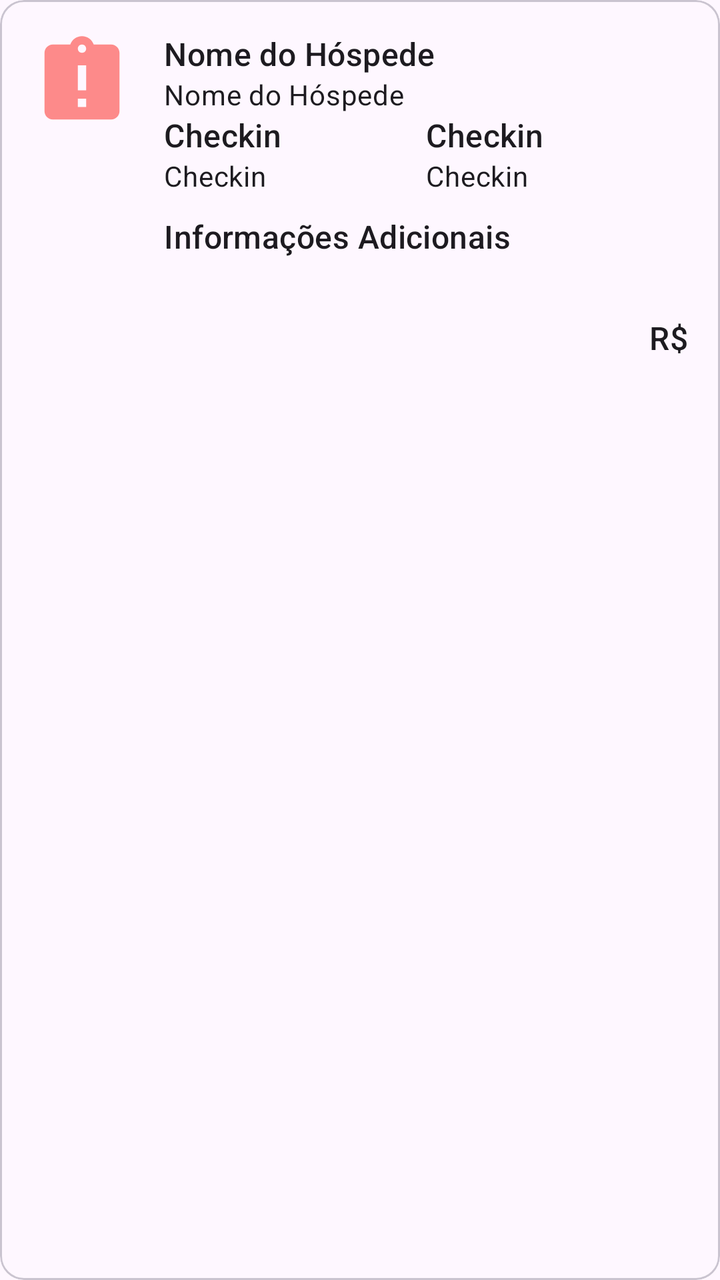
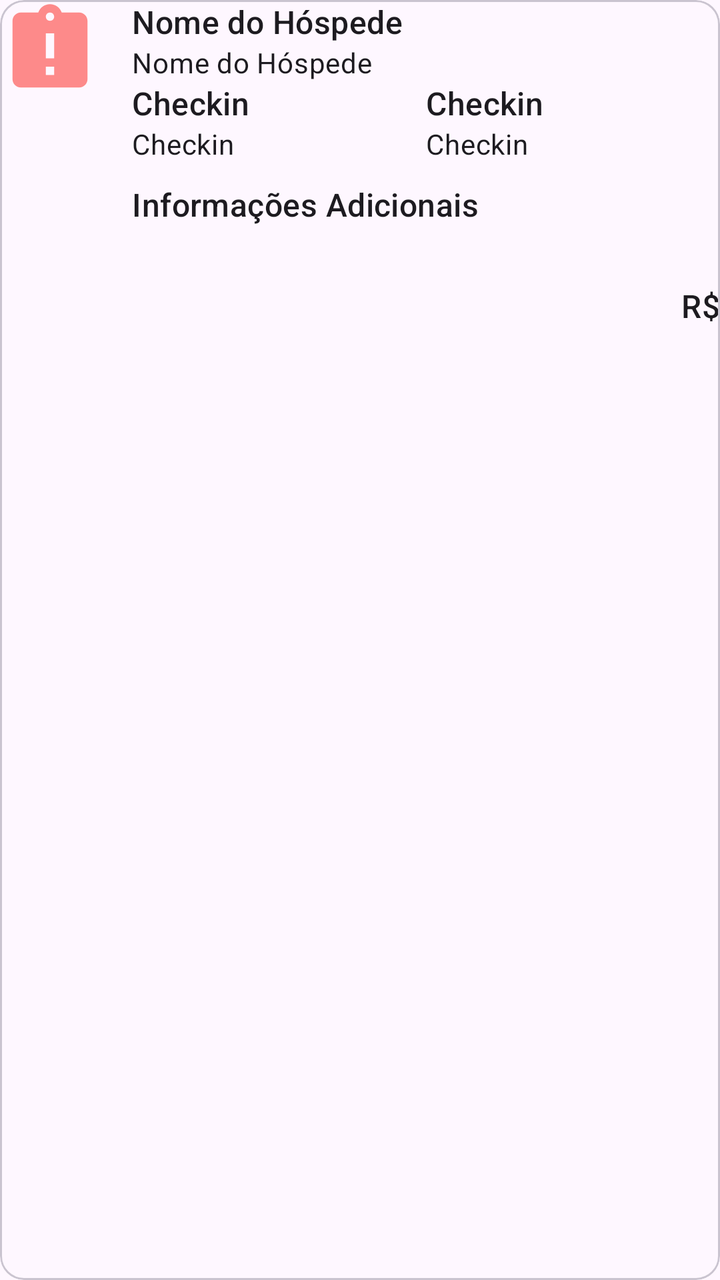

Compare the two renders of this Android layout. The source of the first and the diff that turns it into the second are given below.
<!-- AndroidManifest.xml: application theme Theme.Trybnb -->
<!-- res/layout/list_item_reservation.xml -->
<?xml version="1.0" encoding="utf-8"?>
<com.google.android.material.card.MaterialCardView
    xmlns:android="http://schemas.android.com/apk/res/android"
    xmlns:app="http://schemas.android.com/apk/res-auto"
    android:id="@+id/card_view_item_reservation"
    android:layout_height="match_parent"
    android:layout_width="wrap_content"
    android:clickable="false"
    android:layout_margin="16dp"
    android:orientation="vertical">
    <LinearLayout
        android:layout_width="match_parent"
        android:layout_height="match_parent"
        android:clickable="false"
        android:padding="16dp"
        android:orientation="horizontal"
        >

        <ImageView
            android:id="@+id/depositpaid_item_reservation"
            android:layout_width="50dp"
            android:layout_height="50dp"
            android:layout_marginEnd="16dp"
            app:srcCompat="@drawable/ic_depositpaid_false" />

        <LinearLayout
            android:layout_width="match_parent"
            android:layout_height="wrap_content"
            android:orientation="vertical">

            <TextView
                android:layout_width="wrap_content"
                android:layout_height="wrap_content"
                android:textAppearance="@style/TextAppearance.Material3.TitleMedium"
                android:text="@string/guest_name"
                />

            <TextView
                android:id="@+id/name_item_reservation"
                android:layout_width="wrap_content"
                android:layout_height="wrap_content"
                android:textAppearance="@style/TextAppearance.Material3.BodyMedium"
                android:text="@string/guest_name"
                />

            <LinearLayout
                android:layout_width="match_parent"
                android:layout_height="wrap_content"
                android:orientation="horizontal">

                <TextView
                    android:layout_width="match_parent"
                    android:layout_height="wrap_content"
                    android:layout_weight="1"
                    android:textAppearance="@style/TextAppearance.Material3.TitleMedium"
                    android:text="@string/checkin"
                    />

                <TextView
                    android:layout_width="match_parent"
                    android:layout_height="wrap_content"
                    android:layout_weight="1"
                    android:textAppearance="@style/TextAppearance.Material3.TitleMedium"
                    android:text="@string/checkin"
                    />

            </LinearLayout>

            <LinearLayout
                android:layout_width="match_parent"
                android:layout_height="wrap_content"
                android:layout_marginBottom="10dp"
                android:orientation="horizontal">

                <TextView
                    android:id="@+id/checkin_item_reservation"
                    android:layout_width="match_parent"
                    android:layout_height="wrap_content"
                    android:layout_weight="1"
                    android:textAppearance="@style/TextAppearance.Material3.BodyMedium"
                    android:text="@string/checkin"
                    />

                <TextView
                    android:id="@+id/checkout_item_reservation"
                    android:layout_width="match_parent"
                    android:layout_height="wrap_content"
                    android:layout_weight="1"
                    android:textAppearance="@style/TextAppearance.Material3.BodyMedium"
                    android:text="@string/checkin"
                    />

            </LinearLayout>

            <TextView
                android:layout_width="wrap_content"
                android:layout_height="wrap_content"
                android:textAppearance="@style/TextAppearance.Material3.TitleMedium"
                android:text="@string/additional_information"
                />

            <TextView
                android:id="@+id/additional_needs_item_reservation"
                android:layout_width="wrap_content"
                android:layout_height="wrap_content"
                android:layout_marginBottom="10dp"
                android:textAppearance="@style/TextAppearance.Material3.BodyMedium"
                />

            <LinearLayout
                android:layout_width="wrap_content"
                android:layout_height="wrap_content"
                android:layout_gravity="end"
                android:orientation="horizontal">

                <TextView
                    android:layout_width="wrap_content"
                    android:layout_height="wrap_content"
                    android:textAppearance="@style/TextAppearance.Material3.TitleMedium"
                    android:text="@string/symbol"
                    />

                <TextView
                    android:id="@+id/total_price_item_reservation"
                    android:layout_width="wrap_content"
                    android:layout_height="wrap_content"
                    android:textAppearance="@style/TextAppearance.Material3.TitleMedium"
                    />

            </LinearLayout>
        </LinearLayout>
    </LinearLayout>

</com.google.android.material.card.MaterialCardView>
<!-- resources referenced by this layout -->
<resources>
  <!-- drawable ic_depositpaid_false (drawable) -->
  <vector android:height="50dp" android:tint="@color/not_depositpaid"
      android:viewportHeight="24" android:viewportWidth="24"
      android:width="50dp" xmlns:android="http://schemas.android.com/apk/res/android">
      <path android:fillColor="@android:color/white" android:pathData="M19,3h-4.18C14.4,1.84 13.3,1 12,1c-1.3,0 -2.4,0.84 -2.82,2L5,3c-1.1,0 -2,0.9 -2,2v14c0,1.1 0.9,2 2,2h14c1.1,0 2,-0.9 2,-2L21,5c0,-1.1 -0.9,-2 -2,-2zM13,18h-2v-2h2v2zM13,14h-2L11,8h2v6zM12,5c-0.55,0 -1,-0.45 -1,-1s0.45,-1 1,-1 1,0.45 1,1 -0.45,1 -1,1z"/>
  </vector>
  <string name="additional_information">Informações Adicionais</string>
  <string name="checkin">Checkin</string>
  <string name="guest_name">Nome do Hóspede</string>
  <string name="symbol">R$</string>
  <style name="Theme.Trybnb" parent="Base.Theme.Trybnb" />
  <color name="not_depositpaid">#FD8A8A</color>
  <style name="Base.Theme.Trybnb" parent="Theme.Material3.DayNight.NoActionBar">
          
          <item name="bottomNavigationStyle">@style/Widget.MaterialComponents.BottomNavigationView.Colored</item>
          <item name="colorPrimary">@color/navigation</item>
          <item name="colorOnPrimary">@color/white</item>
      </style>
  <color name="navigation">#3C5A4E</color>
  <color name="white">#FFFFFFFF</color>
</resources>

<!-- the commit's change to res/layout/list_item_reservation.xml (unified diff, before → after) -->
@@ -3,16 +3,15 @@
     xmlns:android="http://schemas.android.com/apk/res/android"
     xmlns:app="http://schemas.android.com/apk/res-auto"
     android:id="@+id/card_view_item_reservation"
-    android:layout_height="match_parent"
-    android:layout_width="wrap_content"
+    android:layout_width="match_parent"
+    android:layout_height="wrap_content"
     android:clickable="false"
-    android:layout_margin="16dp"
-    android:orientation="vertical">
+    android:layout_margin="16dp">
+
     <LinearLayout
         android:layout_width="match_parent"
         android:layout_height="match_parent"
         android:clickable="false"
-        android:padding="16dp"
         android:orientation="horizontal"
         >
 
